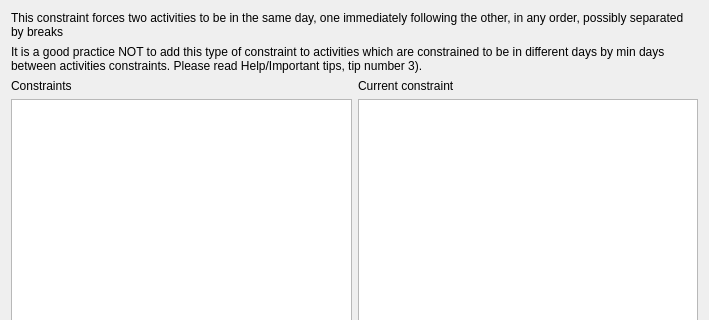
The window that fet/src/interface/constrainttwoactivitiesgroupedform_template.ui (vonmecheln/fet) describes before a commit, drawn with Qt 5; both pictures show x 0 to 709 and y 0 to 320 of the 709 by 702 pixel window.
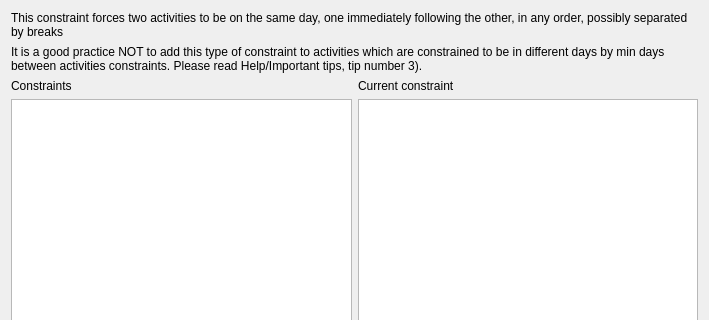
The same window after the commit.

Patch:
```diff
--- a/fet/src/interface/constrainttwoactivitiesgroupedform_template.ui
+++ b/fet/src/interface/constrainttwoactivitiesgroupedform_template.ui
@@ -23,7 +23,7 @@
       </sizepolicy>
      </property>
      <property name="text">
-      <string>This constraint forces two activities to be in the same day, one immediately following the other, in any order, possibly separated by breaks</string>
+      <string>This constraint forces two activities to be on the same day, one immediately following the other, in any order, possibly separated by breaks</string>
      </property>
      <property name="wordWrap">
       <bool>true</bool>
```
